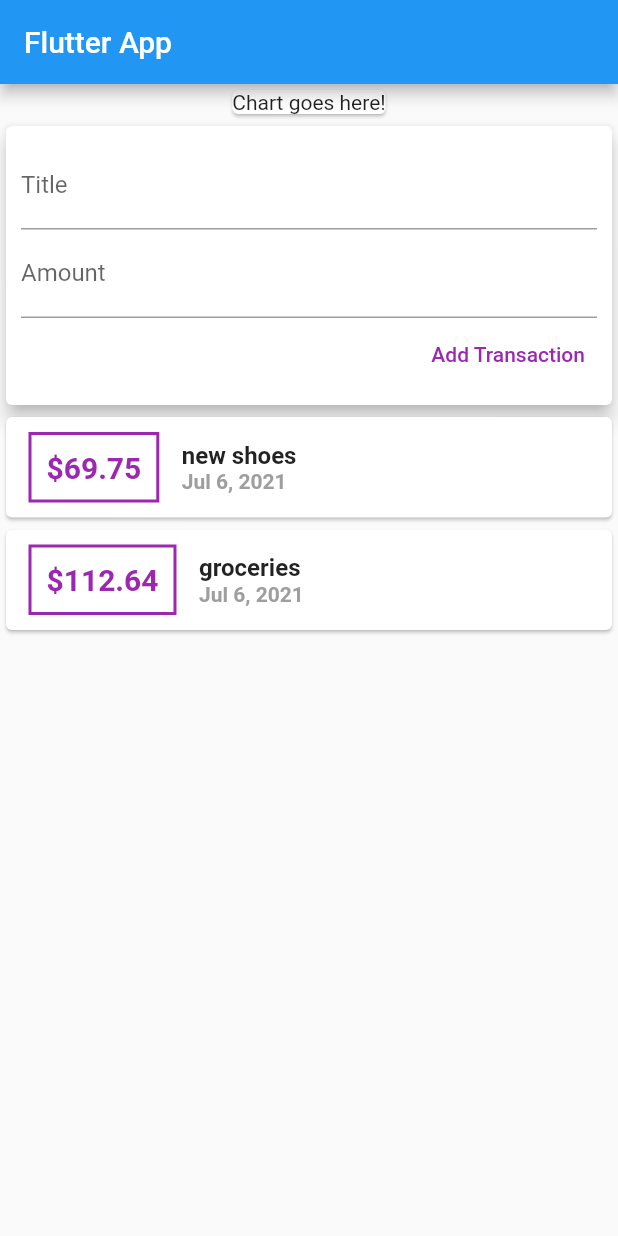
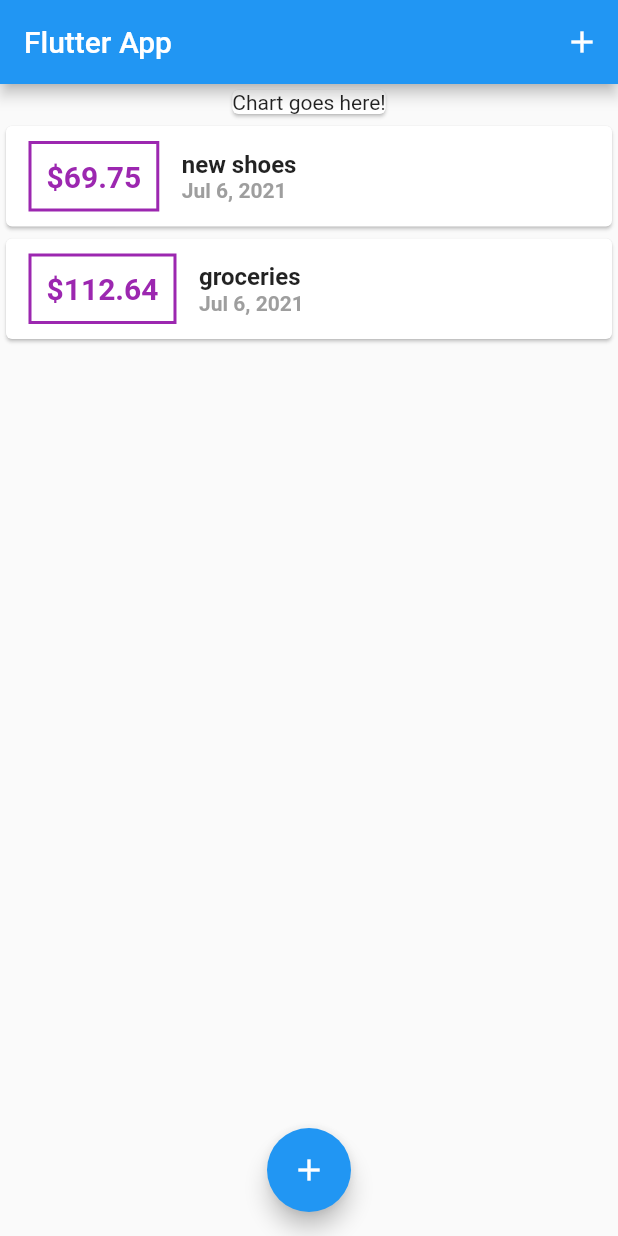
Before and after one commit to yaser-eftekhari/flutter-expense_planner, a Flutter app: the screen it shows after launch, on a phone screen of 412 x 824 dp. Run offline on Flutter 3.47's test engine with Material 2 defaults, Android fonts, the phone set to English and light mode, and no system bars.

Commit message:
adding icon buttons; entering text in textfields clears the other one; known bug in flutter

```diff
--- a/lib/main.dart
+++ b/lib/main.dart
@@ -1,6 +1,9 @@
 import 'package:flutter/material.dart';
 
-import 'widgets/user_transactions.dart';
+import 'widgets/new_transaction.dart';
+import 'widgets/transaction_list.dart';
+
+import 'model/transaction.dart';
 
 void main() => runApp(MyApp());
 
@@ -14,12 +17,65 @@ class MyApp extends StatelessWidget {
   }
 }
 
-class MyHomePage extends StatelessWidget {
+class MyHomePage extends StatefulWidget {
+  const MyHomePage({Key? key}) : super(key: key);
+
+  @override
+  _MyHomePageState createState() => _MyHomePageState();
+}
+
+class _MyHomePageState extends State<MyHomePage> {
+
+  void _showNewTransactionModal(BuildContext ctx) {
+    showModalBottomSheet(
+      context: ctx,
+      builder: (_) {
+        return GestureDetector(
+          child: NewTransaction(_addNewTransaction),
+          onTap: () {},
+          behavior: HitTestBehavior.opaque,
+        );
+      },
+    );
+  }
+
+  final List<Transaction> _userTransactions = [
+    Transaction(
+      id: "id1",
+      title: "new shoes",
+      amount: 69.75,
+      date: DateTime.now(),
+    ),
+    Transaction(
+      id: "id2",
+      title: "groceries",
+      amount: 112.64,
+      date: DateTime.now(),
+    ),
+  ];
+
+  void _addNewTransaction(String newTitle, double newAmount) {
+    final newTransaction = Transaction(
+        id: DateTime.now().toString(),
+        amount: newAmount,
+        date: DateTime.now(),
+        title: newTitle);
+
+    setState(() {
+      _userTransactions.add(newTransaction);
+    });
+  }
+
   @override
   Widget build(BuildContext context) {
     return Scaffold(
       appBar: AppBar(
         title: Text('Flutter App'),
+        actions: [
+          IconButton(onPressed: () {
+            _showNewTransactionModal(context);
+          }, icon: Icon(Icons.add)),
+        ],
       ),
       body: SingleChildScrollView(
         child: Column(
@@ -27,9 +83,16 @@ class MyHomePage extends StatelessWidget {
             Card(
               child: Text("Chart goes here!"),
             ),
-            UserTransactions(),
+            TransactionList(_userTransactions),
           ],
         ),
+      ),
+      floatingActionButtonLocation: FloatingActionButtonLocation.centerFloat,
+      floatingActionButton: FloatingActionButton(
+        onPressed: () {
+          _showNewTransactionModal(context);
+        },
+        child: Icon(Icons.add),
       ),
     );
   }
--- a/lib/widgets/new_transaction.dart
+++ b/lib/widgets/new_transaction.dart
@@ -10,6 +10,9 @@ class NewTransaction extends StatelessWidget {
   void submitTransaction() {
     final inputTxTitle = titleController.text;
     final inputTxAmount = amountController.text;
+
+    print(inputTxAmount);
+    print(inputTxTitle);
 
     if(inputTxTitle.isEmpty || inputTxAmount.isEmpty)
       return;
--- a/lib/widgets/user_transactions.dart
+++ /dev/null
@@ -1,52 +0,0 @@
-import 'package:flutter/material.dart';
-
-import 'new_transaction.dart';
-import 'transaction_list.dart';
-
-import '../model/transaction.dart';
-
-class UserTransactions extends StatefulWidget {
-  const UserTransactions({Key? key}) : super(key: key);
-
-  @override
-  _UserTransactionsState createState() => _UserTransactionsState();
-}
-
-class _UserTransactionsState extends State<UserTransactions> {
-  final List<Transaction> _userTransactions = [
-    Transaction(
-      id: "id1",
-      title: "new shoes",
-      amount: 69.75,
-      date: DateTime.now(),
-    ),
-    Transaction(
-      id: "id2",
-      title: "groceries",
-      amount: 112.64,
-      date: DateTime.now(),
-    ),
-  ];
-
-  void _addNewTransaction(String newTitle, double newAmount) {
-    final newTransaction = Transaction(
-        id: DateTime.now().toString(),
-        amount: newAmount,
-        date: DateTime.now(),
-        title: newTitle);
-
-    setState(() {
-      _userTransactions.add(newTransaction);
-    });
-  }
-
-  @override
-  Widget build(BuildContext context) {
-    return Column(
-      children: [
-        NewTransaction(_addNewTransaction),
-        TransactionList(_userTransactions),
-      ],
-    );
-  }
-}
```
